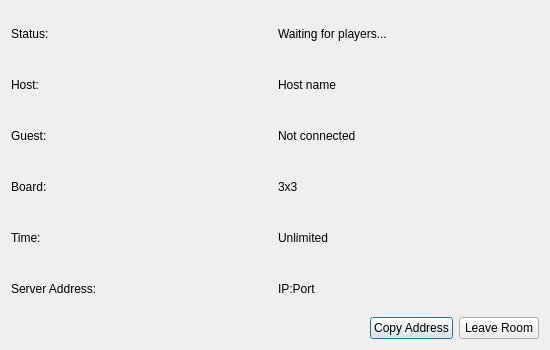
First picture: the form in AP_PROJECT_PLATWO/Client/src/Ui/Dialogs/waitingroomdialog.ui, repository sajjadrashidinsr/PlaTwo, before the edit.
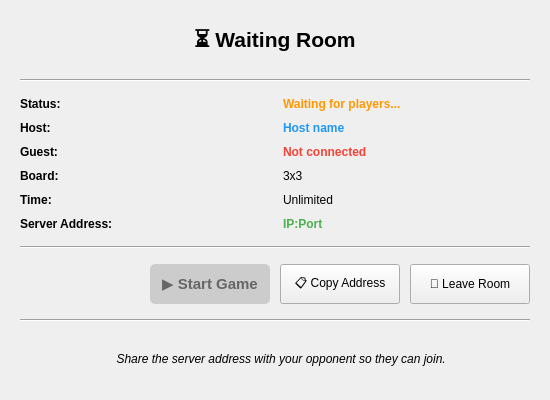
Second picture: the form after the edit.

Commit message: Adding the last changes to connect the D&B game into menu

```diff
--- a/AP_PROJECT_PLATWO/Client/src/Ui/Dialogs/waitingroomdialog.ui
+++ b/AP_PROJECT_PLATWO/Client/src/Ui/Dialogs/waitingroomdialog.ui
@@ -7,7 +7,7 @@
     <x>0</x>
     <y>0</y>
     <width>550</width>
-    <height>350</height>
+    <height>400</height>
    </rect>
   </property>
   <property name="windowTitle">
@@ -17,10 +17,61 @@
    <bool>true</bool>
   </property>
   <layout class="QVBoxLayout" name="verticalLayout">
+   <property name="spacing">
+    <number>15</number>
+   </property>
+   <property name="leftMargin">
+    <number>20</number>
+   </property>
+   <property name="topMargin">
+    <number>20</number>
+   </property>
+   <property name="rightMargin">
+    <number>20</number>
+   </property>
+   <property name="bottomMargin">
+    <number>20</number>
+   </property>
+   <item>
+    <widget class="QLabel" name="titleLabel">
+     <property name="font">
+      <font>
+       <pointsize>16</pointsize>
+       <weight>75</weight>
+       <bold>true</bold>
+      </font>
+     </property>
+     <property name="text">
+      <string>⏳ Waiting Room</string>
+     </property>
+     <property name="alignment">
+      <set>Qt::AlignCenter</set>
+     </property>
+    </widget>
+   </item>
+   <item>
+    <widget class="QFrame" name="line">
+     <property name="frameShape">
+      <enum>QFrame::HLine</enum>
+     </property>
+     <property name="frameShadow">
+      <enum>QFrame::Sunken</enum>
+     </property>
+    </widget>
+   </item>
    <item>
     <layout class="QGridLayout" name="gridLayout">
+     <property name="verticalSpacing">
+      <number>10</number>
+     </property>
      <item row="0" column="0">
       <widget class="QLabel" name="label_status">
+       <property name="font">
+        <font>
+         <weight>75</weight>
+         <bold>true</bold>
+        </font>
+       </property>
        <property name="text">
         <string>Status:</string>
        </property>
@@ -28,13 +79,28 @@
      </item>
      <item row="0" column="1">
       <widget class="QLabel" name="statusLabel">
+       <property name="font">
+        <font>
+         <weight>75</weight>
+         <bold>true</bold>
+        </font>
+       </property>
        <property name="text">
         <string>Waiting for players...</string>
        </property>
+       <property name="styleSheet">
+        <string>color: #FF9800;</string>
+       </property>
       </widget>
      </item>
      <item row="1" column="0">
       <widget class="QLabel" name="label_host">
+       <property name="font">
+        <font>
+         <weight>75</weight>
+         <bold>true</bold>
+        </font>
+       </property>
        <property name="text">
         <string>Host:</string>
        </property>
@@ -45,10 +111,19 @@
        <property name="text">
         <string>Host name</string>
        </property>
+       <property name="styleSheet">
+        <string>color: #2196F3; font-weight: bold;</string>
+       </property>
       </widget>
      </item>
      <item row="2" column="0">
       <widget class="QLabel" name="label_guest">
+       <property name="font">
+        <font>
+         <weight>75</weight>
+         <bold>true</bold>
+        </font>
+       </property>
        <property name="text">
         <string>Guest:</string>
        </property>
@@ -59,10 +134,19 @@
        <property name="text">
         <string>Not connected</string>
        </property>
+       <property name="styleSheet">
+        <string>color: #F44336; font-weight: bold;</string>
+       </property>
       </widget>
      </item>
      <item row="3" column="0">
       <widget class="QLabel" name="label_board">
+       <property name="font">
+        <font>
+         <weight>75</weight>
+         <bold>true</bold>
+        </font>
+       </property>
        <property name="text">
         <string>Board:</string>
        </property>
@@ -77,6 +161,12 @@
      </item>
      <item row="4" column="0">
       <widget class="QLabel" name="label_time">
+       <property name="font">
+        <font>
+         <weight>75</weight>
+         <bold>true</bold>
+        </font>
+       </property>
        <property name="text">
         <string>Time:</string>
        </property>
@@ -91,6 +181,12 @@
      </item>
      <item row="5" column="0">
       <widget class="QLabel" name="label_address">
+       <property name="font">
+        <font>
+         <weight>75</weight>
+         <bold>true</bold>
+        </font>
+       </property>
        <property name="text">
         <string>Server Address:</string>
        </property>
@@ -101,12 +197,28 @@
        <property name="text">
         <string>IP:Port</string>
        </property>
+       <property name="styleSheet">
+        <string>color: #4CAF50; font-weight: bold;</string>
+       </property>
       </widget>
      </item>
     </layout>
    </item>
+   <item>
+    <widget class="QFrame" name="line_2">
+     <property name="frameShape">
+      <enum>QFrame::HLine</enum>
+     </property>
+     <property name="frameShadow">
+      <enum>QFrame::Sunken</enum>
+     </property>
+    </widget>
+   </item>
    <item>
     <layout class="QHBoxLayout" name="horizontalLayout_buttons">
+     <property name="spacing">
+      <number>10</number>
+     </property>
      <item>
       <spacer name="horizontalSpacer_buttons">
        <property name="orientation">
@@ -120,22 +232,103 @@
        </property>
       </spacer>
      </item>
+     <item>
+      <widget class="QPushButton" name="startGameButton">
+       <property name="minimumSize">
+        <size>
+         <width>120</width>
+         <height>40</height>
+        </size>
+       </property>
+       <property name="font">
+        <font>
+         <pointsize>11</pointsize>
+         <weight>75</weight>
+         <bold>true</bold>
+        </font>
+       </property>
+       <property name="text">
+        <string>▶ Start Game</string>
+       </property>
+       <property name="enabled">
+        <bool>false</bool>
+       </property>
+       <property name="visible">
+        <bool>false</bool>
+       </property>
+       <property name="styleSheet">
+        <string>QPushButton {
+    background-color: #4CAF50;
+    color: white;
+    border-radius: 5px;
+}
+QPushButton:hover {
+    background-color: #45a049;
+}
+QPushButton:disabled {
+    background-color: #cccccc;
+    color: #666666;
+}</string>
+       </property>
+      </widget>
+     </item>
      <item>
       <widget class="QPushButton" name="copyButton">
+       <property name="minimumSize">
+        <size>
+         <width>120</width>
+         <height>40</height>
+        </size>
+       </property>
        <property name="text">
-        <string>Copy Address</string>
+        <string>📋 Copy Address</string>
        </property>
       </widget>
      </item>
      <item>
       <widget class="QPushButton" name="leaveButton">
+       <property name="minimumSize">
+        <size>
+         <width>120</width>
+         <height>40</height>
+        </size>
+       </property>
        <property name="text">
-        <string>Leave Room</string>
+        <string>🚪 Leave Room</string>
        </property>
       </widget>
      </item>
     </layout>
    </item>
+   <item>
+    <widget class="QFrame" name="line_3">
+     <property name="frameShape">
+      <enum>QFrame::HLine</enum>
+     </property>
+     <property name="frameShadow">
+      <enum>QFrame::Sunken</enum>
+     </property>
+    </widget>
+   </item>
+   <item>
+    <widget class="QLabel" name="infoLabel">
+     <property name="font">
+      <font>
+       <pointsize>9</pointsize>
+       <italic>true</italic>
+      </font>
+     </property>
+     <property name="text">
+      <string>💡 Share the server address with your opponent so they can join.</string>
+     </property>
+     <property name="alignment">
+      <set>Qt::AlignCenter</set>
+     </property>
+     <property name="wordWrap">
+      <bool>true</bool>
+     </property>
+    </widget>
+   </item>
   </layout>
  </widget>
  <resources/>
```
The commit also changes 32 other files.
